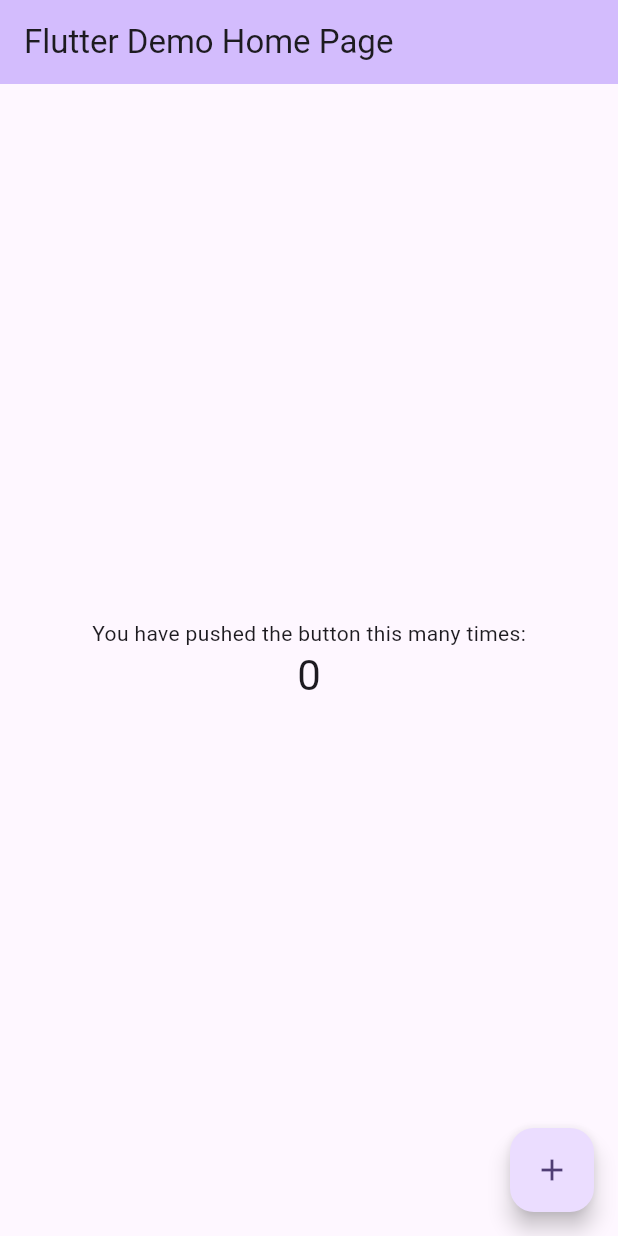
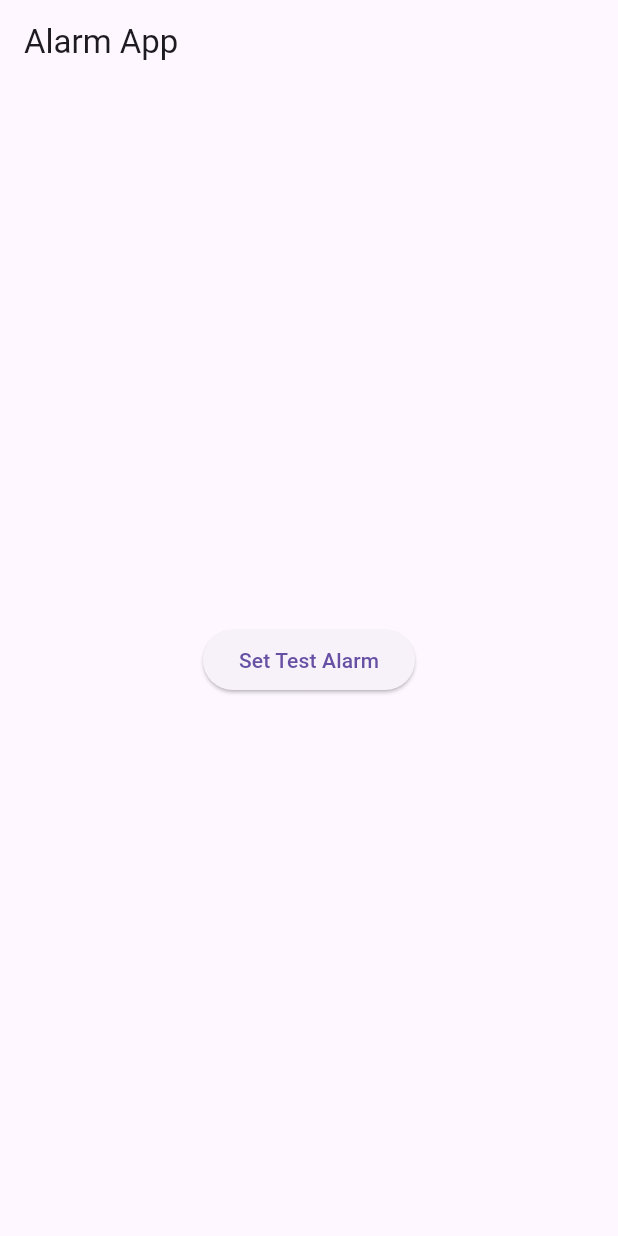
Before and after one commit to Fcktor/alarm_project_app, a Flutter app: the screen it shows after launch, on a phone screen of 412 x 824 dp. Run offline on Flutter 3.47's test engine with Material 3 defaults, Android fonts, the phone set to English and light mode, and no system bars; our stand-ins replace flutter_local_notifications, image_picker.

Commit message:
función básica de la alarma comp

```diff
--- a/lib/main.dart
+++ b/lib/main.dart
@@ -1,122 +1,21 @@
 import 'package:flutter/material.dart';
+import 'screens/home_screen.dart';
+import 'services/notification_service.dart';
 
-void main() {
+void main() async {
+  WidgetsFlutterBinding.ensureInitialized();
+  await NotificationService.init();
+
   runApp(const MyApp());
 }
 
 class MyApp extends StatelessWidget {
   const MyApp({super.key});
 
-  // This widget is the root of your application.
   @override
   Widget build(BuildContext context) {
-    return MaterialApp(
-      title: 'Flutter Demo',
-      theme: ThemeData(
-        // This is the theme of your application.
-        //
-        // TRY THIS: Try running your application with "flutter run". You'll see
-        // the application has a purple toolbar. Then, without quitting the app,
-        // try changing the seedColor in the colorScheme below to Colors.green
-        // and then invoke "hot reload" (save your changes or press the "hot
-        // reload" button in a Flutter-supported IDE, or press "r" if you used
-        // the command line to start the app).
-        //
-        // Notice that the counter didn't reset back to zero; the application
-        // state is not lost during the reload. To reset the state, use hot
-        // restart instead.
-        //
-        // This works for code too, not just values: Most code changes can be
-        // tested with just a hot reload.
-        colorScheme: .fromSeed(seedColor: Colors.deepPurple),
-      ),
-      home: const MyHomePage(title: 'Flutter Demo Home Page'),
+    return const MaterialApp(
+      home: HomeScreen(),
     );
   }
 }
-
-class MyHomePage extends StatefulWidget {
-  const MyHomePage({super.key, required this.title});
-
-  // This widget is the home page of your application. It is stateful, meaning
-  // that it has a State object (defined below) that contains fields that affect
-  // how it looks.
-
-  // This class is the configuration for the state. It holds the values (in this
-  // case the title) provided by the parent (in this case the App widget) and
-  // used by the build method of the State. Fields in a Widget subclass are
-  // always marked "final".
-
-  final String title;
-
-  @override
-  State<MyHomePage> createState() => _MyHomePageState();
-}
-
-class _MyHomePageState extends State<MyHomePage> {
-  int _counter = 0;
-
-  void _incrementCounter() {
-    setState(() {
-      // This call to setState tells the Flutter framework that something has
-      // changed in this State, which causes it to rerun the build method below
-      // so that the display can reflect the updated values. If we changed
-      // _counter without calling setState(), then the build method would not be
-      // called again, and so nothing would appear to happen.
-      _counter++;
-    });
-  }
-
-  @override
-  Widget build(BuildContext context) {
-    // This method is rerun every time setState is called, for instance as done
-    // by the _incrementCounter method above.
-    //
-    // The Flutter framework has been optimized to make rerunning build methods
-    // fast, so that you can just rebuild anything that needs updating rather
-    // than having to individually change instances of widgets.
-    return Scaffold(
-      appBar: AppBar(
-        // TRY THIS: Try changing the color here to a specific color (to
-        // Colors.amber, perhaps?) and trigger a hot reload to see the AppBar
-        // change color while the other colors stay the same.
-        backgroundColor: Theme.of(context).colorScheme.inversePrimary,
-        // Here we take the value from the MyHomePage object that was created by
-        // the App.build method, and use it to set our appbar title.
-        title: Text(widget.title),
-      ),
-      body: Center(
-        // Center is a layout widget. It takes a single child and positions it
-        // in the middle of the parent.
-        child: Column(
-          // Column is also a layout widget. It takes a list of children and
-          // arranges them vertically. By default, it sizes itself to fit its
-          // children horizontally, and tries to be as tall as its parent.
-          //
-          // Column has various properties to control how it sizes itself and
-          // how it positions its children. Here we use mainAxisAlignment to
-          // center the children vertically; the main axis here is the vertical
-          // axis because Columns are vertical (the cross axis would be
-          // horizontal).
-          //
-          // TRY THIS: Invoke "debug painting" (choose the "Toggle Debug Paint"
-          // action in the IDE, or press "p" in the console), to see the
-          // wireframe for each widget.
-          mainAxisAlignment: .center,
-          children: [
-            const Text('You have pushed the button this many times:'),
-            Text(
-              '$_counter',
-              style: Theme.of(context).textTheme.headlineMedium,
-            ),
-          ],
-        ),
-      ),
-      floatingActionButton: FloatingActionButton(
-        onPressed: _incrementCounter,
-        tooltip: 'Increment',
-        child: const Icon(Icons.add),
-      ),
-    );
-  }
-}
--- a/lib/screens/home_screen.dart
+++ b/lib/screens/home_screen.dart
@@ -0,0 +1,29 @@
+import 'package:flutter/material.dart';
+import 'package:alarm_object_app/services/notification_service.dart';
+import 'alarm_screen.dart';
+
+class HomeScreen extends StatelessWidget {
+  const HomeScreen({super.key});
+
+  @override
+  Widget build(BuildContext context) {
+    return Scaffold(
+      appBar: AppBar(title: const Text('Alarm App')),
+      body: Center(
+        child: ElevatedButton(
+          onPressed: () async {
+            await NotificationService.showAlarm();
+
+            Navigator.push(
+              context,
+              MaterialPageRoute(
+                builder: (_) => const AlarmScreen(),
+              ),
+            );
+          },
+          child: const Text('Set Test Alarm'),
+        ),
+      ),
+    );
+  }
+}
--- a/lib/services/notification_service.dart
+++ b/lib/services/notification_service.dart
@@ -5,8 +5,12 @@ class NotificationService {
 
   static Future init() async {
     const android = AndroidInitializationSettings('@mipmap/ic_launcher');
+    const linux = LinuxInitializationSettings(defaultActionName: 'Open notification');
 
-    const settings = InitializationSettings(android: android);
+    const settings = InitializationSettings(
+      android: android,
+      linux: linux,
+    );
 
     await _notifications.initialize(settings);
   }
@@ -20,7 +24,14 @@ class NotificationService {
       fullScreenIntent: true,
     );
 
-    const details = NotificationDetails(android: androidDetails);
+    const linuxDetails = LinuxNotificationDetails(
+      defaultActionName: 'Open notification',
+    );
+
+    const details = NotificationDetails(
+      android: androidDetails,
+      linux: linuxDetails,
+    );
 
     await _notifications.show(
       0,
--- a/pubspec.yaml
+++ b/pubspec.yaml
@@ -32,6 +32,7 @@ dependencies:
     sdk: flutter
   flutter_local_notifications: ^17.0.0
   image_picker: ^1.0.7
+  image: ^4.0.17
 
   # The following adds the Cupertino Icons font to your application.
   # Use with the CupertinoIcons class for iOS style icons.
```
Also changed, not shown: lib/screens/alarm_screen.dart (+151 -0 lines), pubspec.lock.
